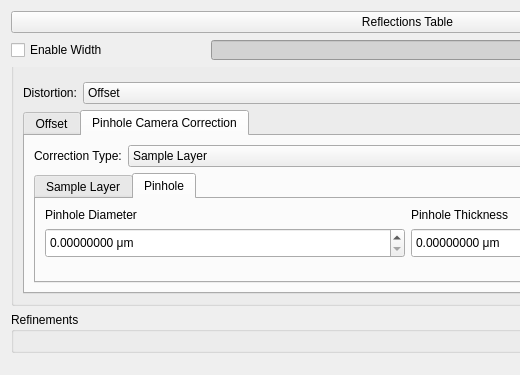
Qt form hexrd/ui/resources/ui/powder_overlay_editor.ui (HEXRD/hexrdgui) before a commit; both pictures show x 0 to 520 and y 0 to 375 of the 815 by 590 pixel window.
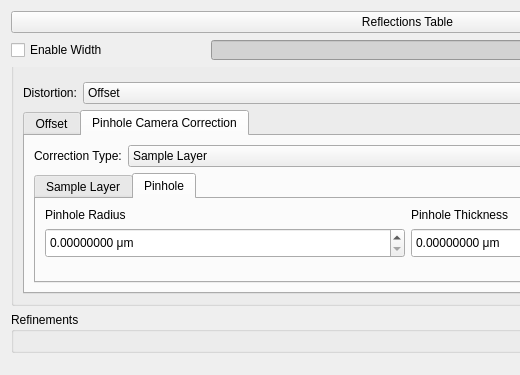
The same form after that commit. The open tabs and pages were chosen to show the change. Custom widgets are drawn as their Qt base class.

Commit message: Add pinhole distortion option

```diff
--- a/hexrd/ui/resources/ui/powder_overlay_editor.ui
+++ b/hexrd/ui/resources/ui/powder_overlay_editor.ui
@@ -487,7 +487,7 @@
               <item row="0" column="0">
                <widget class="QLabel" name="ph_diameter_label">
                 <property name="text">
-                 <string>Pinhole Diameter</string>
+                 <string>Pinhole Radius</string>
                 </property>
                </widget>
               </item>
```
Left out of the diff: 8 changed lines with no effect on the pictures. The commit also changes 4 other files.
